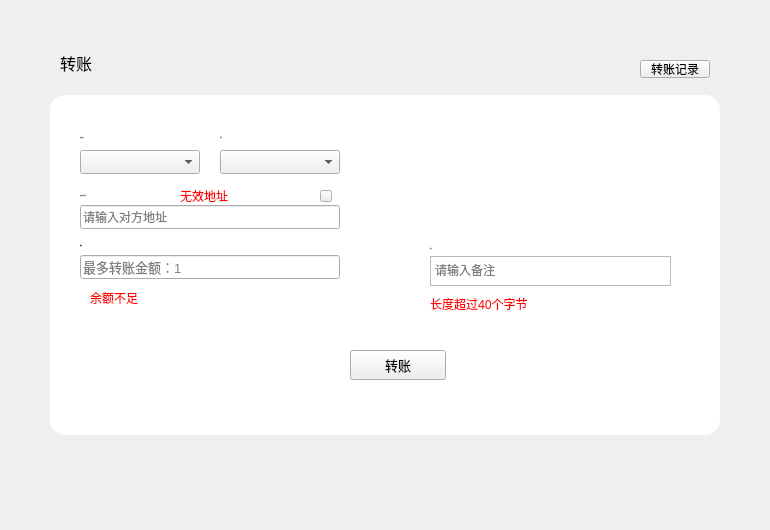
Above: LNKWallet/transfer/transferpage.ui from HcashOrg/hx-indicator before the change. Below: the same form after it.
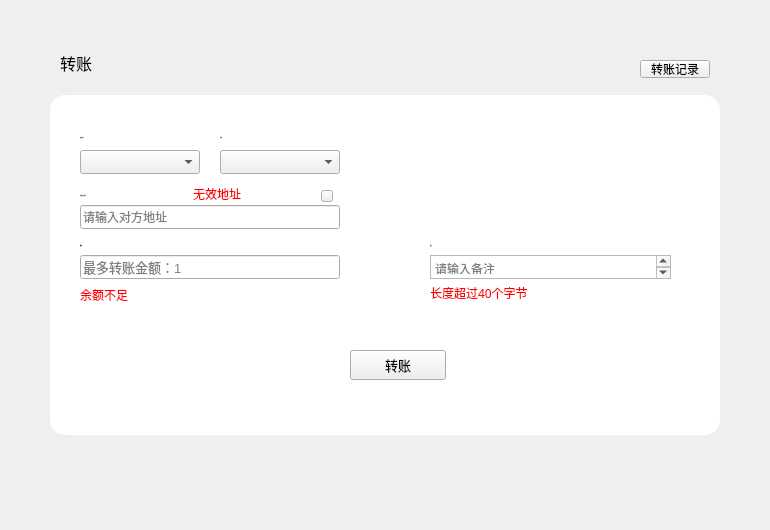
That is the form after the change.

```diff
--- a/LNKWallet/transfer/transferpage.ui
+++ b/LNKWallet/transfer/transferpage.ui
@@ -218,9 +218,9 @@
     <property name="geometry">
      <rect>
       <x>380</x>
-      <y>161</y>
+      <y>160</y>
       <width>241</width>
-      <height>30</height>
+      <height>24</height>
      </rect>
     </property>
     <property name="styleSheet">
@@ -230,8 +230,8 @@
      <string>&lt;!DOCTYPE HTML PUBLIC &quot;-//W3C//DTD HTML 4.0//EN&quot; &quot;http://www.w3.org/TR/REC-html40/strict.dtd&quot;&gt;
 &lt;html&gt;&lt;head&gt;&lt;meta name=&quot;qrichtext&quot; content=&quot;1&quot; /&gt;&lt;style type=&quot;text/css&quot;&gt;
 p, li { white-space: pre-wrap; }
-&lt;/style&gt;&lt;/head&gt;&lt;body style=&quot; font-family:'SimSun'; font-size:9pt; font-weight:400; font-style:normal;&quot;&gt;
-&lt;p style=&quot;-qt-paragraph-type:empty; margin-top:0px; margin-bottom:0px; margin-left:0px; margin-right:0px; -qt-block-indent:0; text-indent:0px; font-family:'微软雅黑';&quot;&gt;&lt;br /&gt;&lt;/p&gt;&lt;/body&gt;&lt;/html&gt;</string>
+&lt;/style&gt;&lt;/head&gt;&lt;body style=&quot; font-family:'微软雅黑'; font-size:9pt; font-weight:400; font-style:normal;&quot;&gt;
+&lt;p style=&quot;-qt-paragraph-type:empty; margin-top:0px; margin-bottom:0px; margin-left:0px; margin-right:0px; -qt-block-indent:0; text-indent:0px;&quot;&gt;&lt;br /&gt;&lt;/p&gt;&lt;/body&gt;&lt;/html&gt;</string>
     </property>
     <property name="placeholderText">
      <string>请输入备注</string>
@@ -240,10 +240,10 @@
    <widget class="QLabel" name="tipLabel4">
     <property name="geometry">
      <rect>
-      <x>130</x>
-      <y>86</y>
+      <x>143</x>
+      <y>88</y>
       <width>120</width>
-      <height>30</height>
+      <height>21</height>
      </rect>
     </property>
     <property name="styleSheet">
@@ -332,7 +332,7 @@
       <x>380</x>
       <y>138</y>
       <width>80</width>
-      <height>30</height>
+      <height>24</height>
      </rect>
     </property>
     <property name="font">
@@ -355,7 +355,7 @@
     <property name="geometry">
      <rect>
       <x>380</x>
-      <y>201</y>
+      <y>190</y>
       <width>221</width>
       <height>16</height>
      </rect>
@@ -392,7 +392,7 @@
    <widget class="QToolButton" name="toolButton_chooseContact">
     <property name="geometry">
      <rect>
-      <x>270</x>
+      <x>271</x>
       <y>95</y>
       <width>12</width>
       <height>12</height>
@@ -408,8 +408,8 @@
    <widget class="QLabel" name="tipLabel3">
     <property name="geometry">
      <rect>
-      <x>40</x>
-      <y>193</y>
+      <x>30</x>
+      <y>190</y>
       <width>161</width>
       <height>20</height>
      </rect>
```
Left out of the diff: 32 changed lines with no effect on the pictures.
